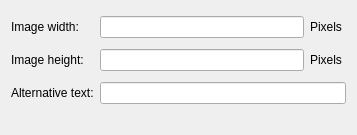
Before: the Qt Designer form src/editimagebase.ui in mtux/bilbo, drawn with Qt 5.
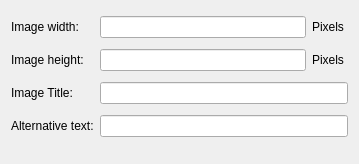
After: the same form once the commit is applied. Custom widgets are drawn as their Qt base class.

Commit message: Add support for image-title and image-alternative-text properties in BilboEditor. * Rename class BilboTextCharFormat to BilboTextFormat, and bilbotextcharformat.h to bilbotextformat.h. then two properties added for images. * Add image title field to edit-image-properties dialog.

Patch:
```diff
--- a/src/editimagebase.ui
+++ b/src/editimagebase.ui
@@ -5,8 +5,8 @@
    <rect>
     <x>0</x>
     <y>0</y>
-    <width>357</width>
-    <height>135</height>
+    <width>359</width>
+    <height>164</height>
    </rect>
   </property>
   <property name="windowTitle" >
@@ -55,23 +55,37 @@
      </property>
     </widget>
    </item>
-   <item row="2" column="0" >
+   <item row="3" column="0" >
     <widget class="QLabel" name="labelAltText" >
      <property name="text" >
       <string comment="the alternative text which is displayed to the user, if the image can not be loaded." >Alternative text:</string>
      </property>
     </widget>
    </item>
-   <item row="2" column="1" colspan="2" >
+   <item row="3" column="1" colspan="2" >
     <widget class="KLineEdit" name="txtAltText" >
      <property name="showClearButton" stdset="0" >
       <bool>true</bool>
      </property>
     </widget>
    </item>
-   <item row="3" column="1" >
+   <item row="4" column="1" >
     <widget class="KDialogButtonBox" name="kdialogbuttonbox" />
    </item>
+   <item row="2" column="1" colspan="2" >
+    <widget class="KLineEdit" name="txtTitle" >
+     <property name="showClearButton" stdset="0" >
+      <bool>true</bool>
+     </property>
+    </widget>
+   </item>
+   <item row="2" column="0" >
+    <widget class="QLabel" name="labelTitle" >
+     <property name="text" >
+      <string>Image Title:</string>
+     </property>
+    </widget>
+   </item>
   </layout>
  </widget>
  <customwidgets>
```
The commit also changes 9 other files.
